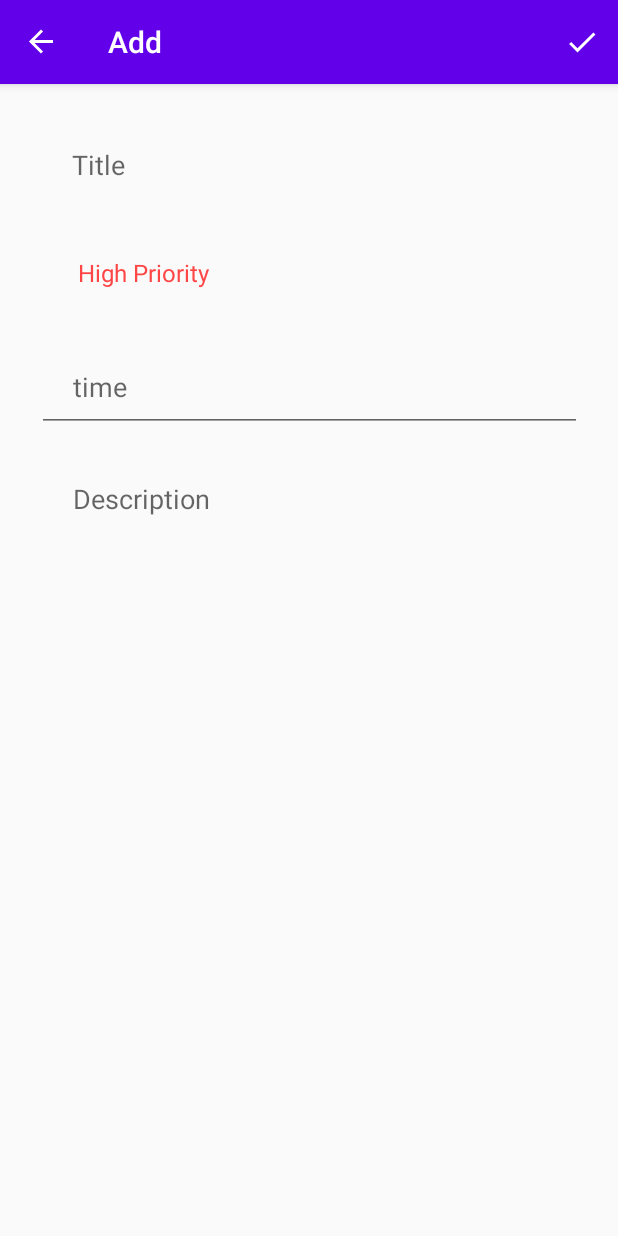
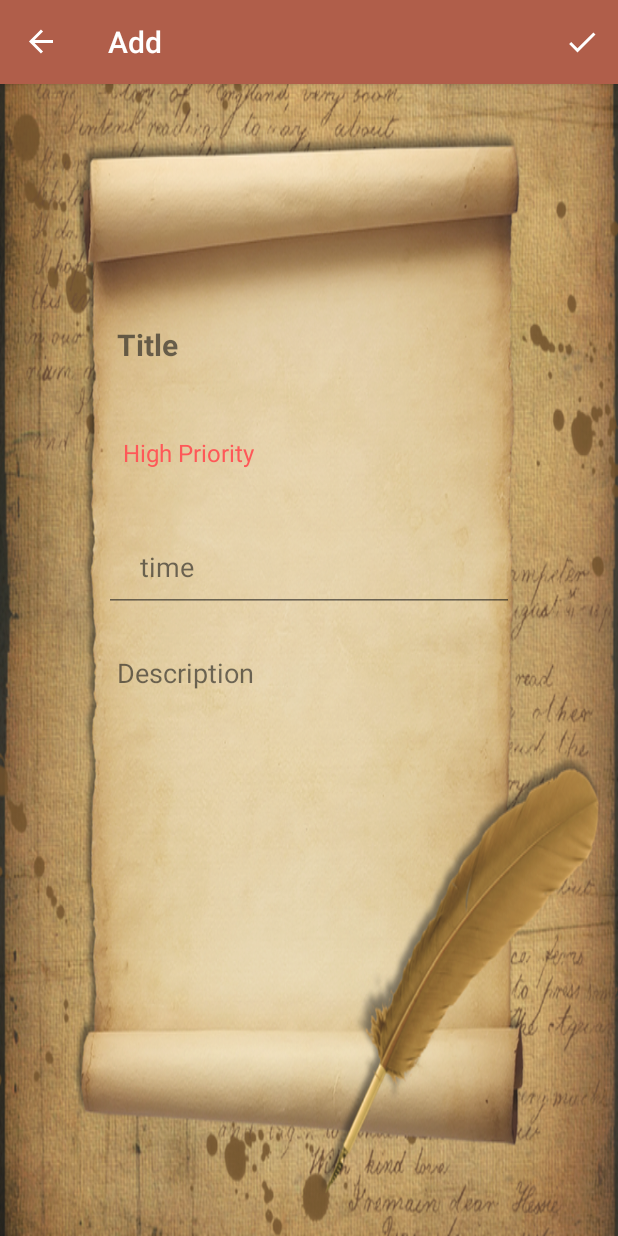
Before and after one commit to WhatToDo-NJUST/ToDo-kt, an Android app built with Jetpack Compose: the AddFragment screen opened through its navigation route, on a phone screen of 412 x 824 dp. Run offline under Robolectric (Android 15) with nearby library versions, the phone set to English and light mode, and no system bars; our stand-ins replace navigation-ui.

Commit message:
美化ui界面

```diff
--- a/app/src/main/java/com/example/todoapp/fragments/BindingAdapters.kt
+++ b/app/src/main/java/com/example/todoapp/fragments/BindingAdapters.kt
@@ -5,6 +5,7 @@ import android.view.Menu
 import android.view.MenuItem
 import android.view.View
 import android.widget.Button
+import android.widget.CheckBox
 import android.widget.Spinner
 import androidx.cardview.widget.CardView
 import androidx.constraintlayout.widget.ConstraintLayout
@@ -66,6 +67,8 @@ class BindingAdapters {
                 Priority.LOW -> { cardView.setCardBackgroundColor(cardView.context.getColor(R.color.green)) }
             }
         }
+
+
         @BindingAdapter("android:sendDataToUpdateFragment")
         @JvmStatic
         fun sendDataToUpdateFragment(view: ConstraintLayout, currentItem: ToDoData){
--- a/app/src/main/java/com/example/todoapp/fragments/add/AddFragment.kt
+++ b/app/src/main/java/com/example/todoapp/fragments/add/AddFragment.kt
@@ -71,14 +71,15 @@ class AddFragment : Fragment() {
         val mPriority = binding.prioritiesSpinner.selectedItem.toString()
         val mDescription = binding.descriptionEt.text.toString()
         val mTime = binding.timeEt.text.toString()
-        val userId=""
+        val userId="123"
         val isDone=false
 
         val validation = mSharedViewModel.verifyDataFromUser(mTitle, mDescription)
+
         if (validation) {
             // Insert Data to Database
             val newData = ToDoData(
-                "0",
+                (0..100000000).random().toString(),
                 userId,
                 mTitle,
                 mSharedViewModel.parsePriority(mPriority),
--- /dev/null
+++ b/app/src/main/res/drawable-v24/ic_access_time.xml
@@ -0,0 +1,6 @@
+<vector android:alpha="0.8" android:height="40dp" android:tint="#FFFFFF"
+    android:viewportHeight="22" android:viewportWidth="22"
+    android:width="40dp" xmlns:android="http://schemas.android.com/apk/res/android">
+    <path android:fillColor="@android:color/white" android:pathData="M11.99,2C6.47,2 2,6.48 2,12s4.47,10 9.99,10C17.52,22 22,17.52 22,12S17.52,2 11.99,2zM12,20c-4.42,0 -8,-3.58 -8,-8s3.58,-8 8,-8 8,3.58 8,8 -3.58,8 -8,8z"/>
+    <path android:fillColor="@android:color/white" android:pathData="M12.5,7H11v6l5.25,3.15 0.75,-1.23 -4.5,-2.67z"/>
+</vector>
--- a/app/src/main/res/drawable/ic_login_logo.xml
+++ b/app/src/main/res/drawable/ic_login_logo.xml
@@ -1,4 +1,4 @@
-<vector android:alpha="0.8" android:height="24dp" android:tint="#00AEFE"
+<vector android:alpha="0.8" android:height="24dp" android:tint="@color/colorPrimary"
     android:viewportHeight="24" android:viewportWidth="24"
     android:width="24dp" xmlns:android="http://schemas.android.com/apk/res/android">
     <path android:fillColor="@android:color/white" android:pathData="M16.6,10.88l-1.42,-1.42l-4.24,4.25l-2.12,-2.13l-1.42,1.42l3.54,3.54z"/>
--- a/app/src/main/res/drawable/ic_sign_logo.xml
+++ b/app/src/main/res/drawable/ic_sign_logo.xml
@@ -1,4 +1,4 @@
-<vector android:alpha="0.8" android:height="12dp" android:tint="#00AEFE"
+<vector android:alpha="0.8" android:height="12dp" android:tint="@color/colorPrimary"
     android:viewportHeight="24" android:viewportWidth="24"
     android:width="12dp" xmlns:android="http://schemas.android.com/apk/res/android">
     <path android:fillColor="@android:color/white" android:pathData="M3,17.25V21h3.75L17.81,9.94l-3.75,-3.75L3,17.25zM20.71,7.04c0.39,-0.39 0.39,-1.02 0,-1.41l-2.34,-2.34c-0.39,-0.39 -1.02,-0.39 -1.41,0l-1.83,1.83 3.75,3.75 1.83,-1.83z"/>
--- a/app/src/main/res/drawable/item_background.xml
+++ b/app/src/main/res/drawable/item_background.xml
@@ -1,8 +1,8 @@
 <?xml version="1.0" encoding="utf-8"?>
 <shape xmlns:android="http://schemas.android.com/apk/res/android">
 
-    <solid android:color="@color/row_layout"/>
-    <stroke android:width="1dp" android:color="@color/colorAccent"/>
+    <solid android:color="@color/item_background"/>
+    <stroke android:width="4dp" android:color="@color/white"/>
     <corners android:radius="16dp"/>
 
 </shape>
--- a/app/src/main/res/drawable/translucent_button.xml
+++ b/app/src/main/res/drawable/translucent_button.xml
@@ -1,7 +1,7 @@
 <?xml version="1.0" encoding="utf-8"?>
 <shape xmlns:android="http://schemas.android.com/apk/res/android">
-    <solid android:color="#4682B4" />
-    <stroke android:width="1dip" android:color="#fefefe" />
+    <solid android:color="@color/colorPrimary" />
+    <stroke android:width="1dip" android:color="@color/colorPrimary" />
     <corners android:radius="20dp"/>
     <padding android:bottom="10dp"
         android:left="10dp"
--- a/app/src/main/res/layout/fragment_add.xml
+++ b/app/src/main/res/layout/fragment_add.xml
@@ -5,6 +5,8 @@
     android:layout_width="match_parent"
     android:layout_height="match_parent"
     android:padding="24dp"
+    android:background="@drawable/add_background"
+    android:alpha="0.9"
     tools:context=".fragments.add.AddFragment">
 
 
@@ -12,12 +14,17 @@
         android:id="@+id/title_et"
         android:layout_width="0dp"
         android:layout_height="60dp"
+        android:layout_marginStart="30dp"
+        android:layout_marginTop="120dp"
+        android:layout_marginEnd="30dp"
         android:background="@android:color/transparent"
         android:ems="10"
         android:hint="@string/title"
         android:inputType="textPersonName"
         android:paddingStart="24dp"
         android:paddingEnd="24dp"
+        android:textSize="20sp"
+        android:textStyle="bold"
         app:layout_constraintEnd_toEndOf="parent"
         app:layout_constraintHorizontal_bias="0.5"
         app:layout_constraintStart_toStartOf="parent"
@@ -28,7 +35,9 @@
         android:id="@+id/priorities_spinner"
         android:layout_width="0dp"
         android:layout_height="60dp"
+        android:layout_marginStart="30dp"
         android:layout_marginTop="12dp"
+        android:layout_marginEnd="30dp"
         android:background="@android:color/transparent"
         android:entries="@array/priorities"
         android:paddingStart="20dp"
@@ -39,9 +48,11 @@
 
     <EditText
         android:id="@+id/time_et"
-        android:layout_width="363dp"
+        android:layout_width="0dp"
         android:layout_height="60dp"
+        android:layout_marginStart="45dp"
         android:layout_marginTop="16dp"
+        android:layout_marginEnd="45dp"
         android:ems="10"
         android:hint="@string/time"
         android:inputType="time"
@@ -51,11 +62,14 @@
         app:layout_constraintStart_toStartOf="parent"
         app:layout_constraintTop_toBottomOf="@+id/priorities_spinner" />
 
+
     <EditText
         android:id="@+id/description_et"
-        android:layout_width="363dp"
-        android:layout_height="450dp"
-        android:layout_marginTop="16dp"
+        android:layout_width="0dp"
+        android:layout_height="250dp"
+        android:layout_marginStart="30dp"
+        android:layout_marginTop="12dp"
+        android:layout_marginEnd="30dp"
         android:background="@android:color/transparent"
         android:ems="10"
         android:gravity="top|start"
@@ -68,12 +82,13 @@
         app:layout_constraintStart_toStartOf="parent"
         app:layout_constraintTop_toBottomOf="@+id/time_et" />
 
-
     <TimePicker
         android:id="@+id/time_picker"
         android:layout_width="match_parent"
         android:layout_height="wrap_content"
+        android:layout_marginStart="30dp"
         android:layout_marginTop="188dp"
+        android:layout_marginEnd="30dp"
         android:background="#FFFFFFFF"
         android:visibility="invisible"
         app:layout_constraintBottom_toBottomOf="@+id/description_et"
--- a/app/src/main/res/layout/fragment_login.xml
+++ b/app/src/main/res/layout/fragment_login.xml
@@ -45,13 +45,13 @@
 
                 <!--嵌套线性布局-->
                 <LinearLayout
-                    android:id="@+id/UserNameLayout"
+                    android:id="@+id/TelePhoneLayout"
                     android:layout_width="match_parent"
                     android:layout_height="match_parent">
 
                     <!--用户名输入-->
                     <EditText
-                        android:id="@+id/UserNameEdit"
+                        android:id="@+id/TelePhoneEdit"
                         android:layout_width="match_parent"
                         android:layout_height="wrap_content"
                         android:layout_marginLeft="20dp"
--- a/app/src/main/res/menu/list_fragment_menu.xml
+++ b/app/src/main/res/menu/list_fragment_menu.xml
@@ -37,8 +37,8 @@
                     android:id="@+id/menu_upload_plan"
                     android:title="@string/upload_plan"/>
                 <item
-                    android:id="@+id/menu_login"
-                    android:title="@string/login" />
+                    android:id="@+id/menu_exit"
+                    android:title="@string/exit" />
             </menu>
         </item>
     </group>
--- a/app/src/main/res/navigation/my_nav.xml
+++ b/app/src/main/res/navigation/my_nav.xml
@@ -3,7 +3,7 @@
     xmlns:app="http://schemas.android.com/apk/res-auto"
     xmlns:tools="http://schemas.android.com/tools"
     android:id="@+id/my_nav"
-    app:startDestination="@id/listFragment">
+    app:startDestination="@id/loginFragment">
 
     <fragment
         android:id="@+id/listFragment"
--- a/app/src/main/res/values/colors.xml
+++ b/app/src/main/res/values/colors.xml
@@ -1,16 +1,6 @@
 <?xml version="1.0" encoding="utf-8"?>
 <resources>
-    <color name="colorPrimary">#6200EA</color>
-    <color name="colorPrimaryDark">#5502C8</color>
-    <color name="colorAccent">#9D46FF</color>
-
-    <color name="white">#FFFFFF</color>
-    <color name="lightGray">#E6E6E6</color>
-    <color name="darkGray">#4B4B4B</color>
-    <color name="red">#FF4646</color>
-    <color name="yellow">#FFC114</color>
     <color name="row_layout">#FFF9C4</color>
-    <color name="green">#00C980</color>
     <color name="ic_launcher_background">#AC4848</color>
     <color name="teal_200">#FF03DAC5</color>
     <color name="teal_700">#FF018786</color>
@@ -19,4 +9,17 @@
     <color name="red900">#FFBF360C</color>
     <color name="red700">#9A0007</color>
     <color name="yellow900">#FFFFF8E1</color>
+
+
+    <color name="colorPrimary">#B05E4A</color>
+    <color name="colorPrimaryDark">#5502C8</color>
+    <color name="colorAccent">#EB7D62</color>
+
+    <color name="white">#FFFFFF</color>
+    <color name="lightGray">#E68787</color>
+    <color name="darkGray">#4B4B4B</color>
+    <color name="red">#FF4646</color>
+    <color name="yellow">#FFC114</color>
+    <color name="green">#00C980</color>
+    <color name="item_background">#EBC5B6</color>
 </resources>
--- a/app/src/main/res/values/strings.xml
+++ b/app/src/main/res/values/strings.xml
@@ -40,4 +40,5 @@
     <string name="login_failed">"Login failed"</string>
     <string name="login">login</string>
     <string name="login_title">ToDoApp</string>
+    <string name="exit">exit</string>
 </resources>
```
Also changed, not shown: app/src/main/java/com/example/todoapp/fragments/list/ListFragment.kt (+26 -46 lines), app/src/main/java/com/example/todoapp/fragments/login/LoginFragment.kt (+94 -7 lines), app/src/main/java/com/example/todoapp/utils/Utils.kt (+42 -0 lines), app/src/main/res/layout/fragment_list.xml (+7 -5 lines), app/src/main/res/layout/row_layout.xml (+50 -35 lines), app/src/main/res/drawable-v24/add_background.jpeg (added), app/src/main/res/drawable-v24/background.jpeg (added).
